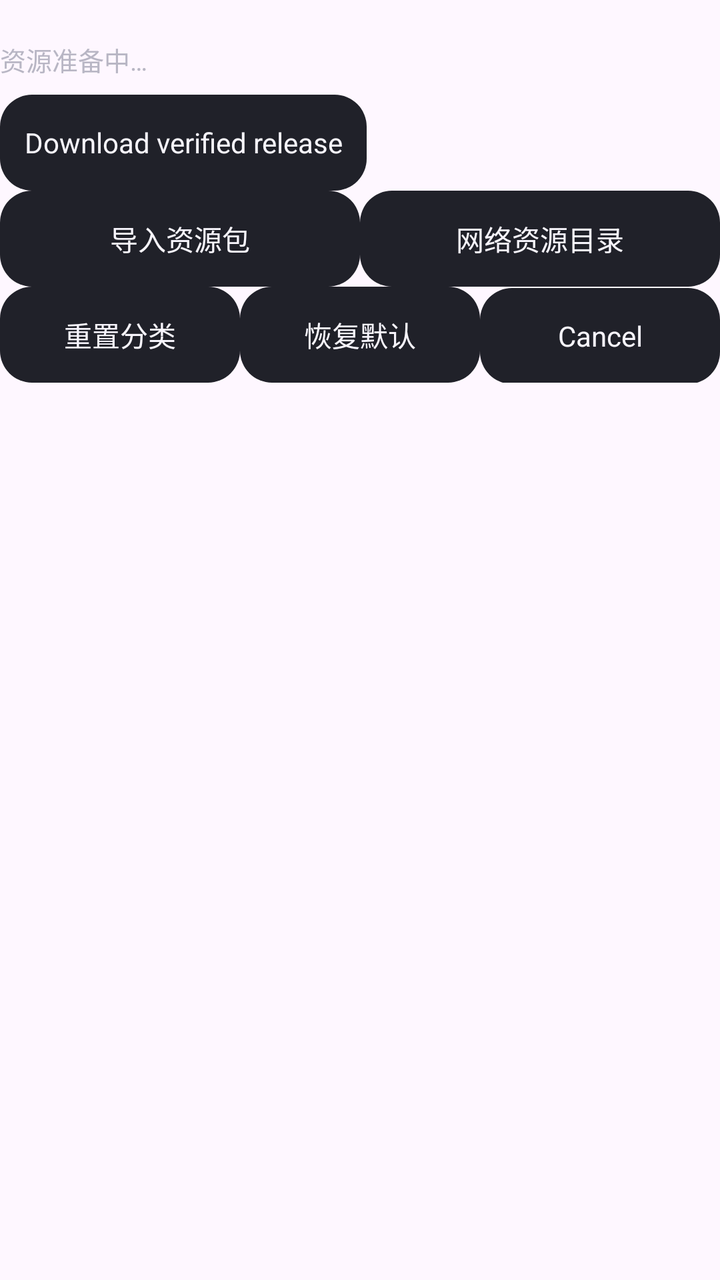
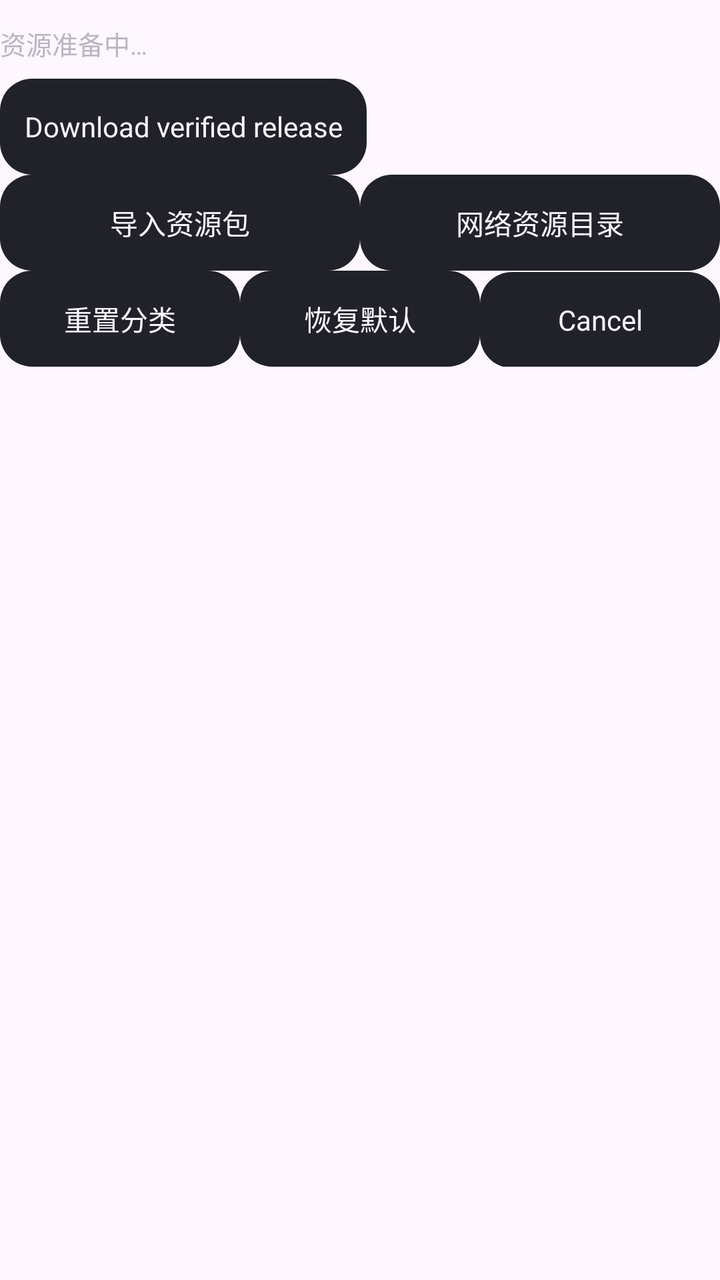

Before-and-after screenshots of an Android layout around one commit, followed by the original layout XML and the change that was made.
<!-- AndroidManifest.xml: application theme Theme.Beauty -->
<!-- res/layout/view_resource_center.xml -->
<LinearLayout xmlns:android="http://schemas.android.com/apk/res/android" android:layout_width="match_parent" android:layout_height="wrap_content" android:orientation="vertical" android:paddingVertical="8dp">
  <TextView android:id="@+id/resource_status" style="@style/CameraLabel" android:text="@string/resources_loading" android:accessibilityLiveRegion="polite" />
  <LinearLayout android:id="@+id/resource_management" android:layout_width="match_parent" android:layout_height="wrap_content" android:orientation="vertical">
    <TextView android:id="@+id/resource_delivery_receipt" style="@style/CameraLabel" android:textIsSelectable="true" android:visibility="gone" />
    <TextView android:id="@+id/resource_official" style="@style/CameraAction" android:text="@string/resources_official_download" />
    <LinearLayout android:layout_width="match_parent" android:layout_height="wrap_content">
      <TextView android:id="@+id/resource_import" style="@style/CameraAction" android:layout_width="0dp" android:layout_weight="1" android:text="@string/resources_import" />
      <TextView android:id="@+id/resource_online" style="@style/CameraAction" android:layout_width="0dp" android:layout_weight="1" android:text="@string/resources_online" />
    </LinearLayout>
    <LinearLayout android:layout_width="match_parent" android:layout_height="wrap_content">
      <TextView android:id="@+id/resource_reset" style="@style/CameraAction" android:layout_width="0dp" android:layout_weight="1" android:text="@string/resources_reset_category" />
      <TextView android:id="@+id/resource_defaults" style="@style/CameraAction" android:layout_width="0dp" android:layout_weight="1" android:text="@string/resources_defaults" />
      <TextView android:id="@+id/resource_cancel" style="@style/CameraAction" android:layout_width="0dp" android:layout_weight="1" android:text="@android:string/cancel" />
    </LinearLayout>
    <TextView android:id="@+id/resource_gesture_info" style="@style/CameraLabel" android:visibility="gone" />
    <TextView android:id="@+id/resource_gesture_apply" style="@style/CameraAction" android:text="@string/resources_gesture_apply" android:visibility="gone" />
    <TextView android:id="@+id/resource_gesture_clear" style="@style/CameraAction" android:text="@string/resources_gesture_clear" android:visibility="gone" />
    <TextView android:id="@+id/resource_apply_delivery" style="@style/CameraAction" android:text="@string/resources_apply_delivery" android:visibility="gone" />
  </LinearLayout>
  <TextView android:id="@+id/resource_empty" android:layout_width="match_parent" android:layout_height="wrap_content" android:padding="16dp" android:text="@string/resources_empty" android:textColor="@color/camera_muted" android:visibility="gone" />
  <TextView android:id="@+id/resource_none" android:layout_gravity="end" style="@style/CameraQuiet" android:text="@string/camera_category_off" android:visibility="gone" />
  <GridLayout android:id="@+id/resource_grid" android:layout_width="match_parent" android:layout_height="wrap_content" android:columnCount="3" />
</LinearLayout>
<!-- resources referenced by this layout -->
<resources>
  <color name="camera_muted">#B8B6C4</color>
  <string name="camera_category_off">Turn off this category</string>
  <string name="resources_apply_delivery">应用导入资源库的默认配置</string>
  <string name="resources_defaults">恢复默认</string>
  <string name="resources_empty">此分类暂无已安装素材，可前往首页资源中心添加。</string>
  <string name="resources_gesture_apply">应用导入的手势效果</string>
  <string name="resources_gesture_clear">清除手势效果</string>
  <string name="resources_import">导入资源包</string>
  <string name="resources_loading">资源准备中…</string>
  <string name="resources_official_download">Download verified release</string>
  <string name="resources_online">网络资源目录</string>
  <string name="resources_reset_category">重置分类</string>
  <style name="CameraAction"><item name="android:layout_width">wrap_content</item><item name="android:layout_height">wrap_content</item><item name="android:minWidth">48dp</item><item name="android:minHeight">48dp</item><item name="android:gravity">center</item><item name="android:padding">12dp</item><item name="android:textColor">@color/camera_text</item><item name="android:textSize">14sp</item><item name="android:background">@drawable/bg_camera_chip</item><item name="android:clickable">true</item><item name="android:focusable">true</item></style>
  <style name="CameraLabel"><item name="android:layout_width">match_parent</item><item name="android:layout_height">wrap_content</item><item name="android:textColor">@color/camera_muted</item><item name="android:textSize">13sp</item><item name="android:paddingTop">12dp</item><item name="android:paddingBottom">8dp</item></style>
  <style name="CameraQuiet" parent="CameraAction"><item name="android:background">@drawable/bg_camera_tab</item><item name="android:textSize">13sp</item><item name="android:paddingTop">6dp</item><item name="android:paddingBottom">6dp</item></style>
  <style name="Theme.Beauty" parent="Theme.Material3.DayNight.NoActionBar">
          <item name="colorPrimary">@color/primary</item>
          <item name="colorOnPrimary">@color/on_primary</item>
          <item name="android:statusBarColor">@android:color/transparent</item>
          <item name="android:navigationBarColor">@android:color/transparent</item>
          <item name="android:windowLightStatusBar">true</item>
      </style>
  <color name="camera_text">#F7F5FC</color>
  <!-- drawable bg_camera_chip (drawable) -->
  <selector xmlns:android="http://schemas.android.com/apk/res/android"><item android:state_selected="true"><shape><solid android:color="#483764"/><stroke android:width="1dp" android:color="@color/camera_accent"/><corners android:radius="16dp"/></shape></item><item><shape><solid android:color="@color/camera_panel"/><corners android:radius="16dp"/></shape></item></selector>
  <!-- drawable bg_camera_tab (drawable) -->
  <selector xmlns:android="http://schemas.android.com/apk/res/android">
    <item android:state_selected="true">
      <shape><solid android:color="#483764" /><corners android:radius="10dp" /><stroke android:color="@color/camera_accent" android:width="1dp" /></shape>
    </item>
    <item><shape><solid android:color="@android:color/transparent" /><corners android:radius="10dp" /></shape></item>
  </selector>
  <color name="primary">#1B5E20</color>
  <color name="on_primary">#FFFFFF</color>
  <color name="camera_accent">#BDA4FF</color>
  <color name="camera_panel">#202129</color>
</resources>

<!-- the commit's change to res/layout/view_resource_center.xml (unified diff, before → after) -->
@@ -1,4 +1,4 @@
-<LinearLayout xmlns:android="http://schemas.android.com/apk/res/android" android:layout_width="match_parent" android:layout_height="wrap_content" android:orientation="vertical" android:paddingVertical="8dp">
+<LinearLayout xmlns:android="http://schemas.android.com/apk/res/android" android:layout_width="match_parent" android:layout_height="match_parent" android:orientation="vertical" android:paddingTop="0dp">
   <TextView android:id="@+id/resource_status" style="@style/CameraLabel" android:text="@string/resources_loading" android:accessibilityLiveRegion="polite" />
   <LinearLayout android:id="@+id/resource_management" android:layout_width="match_parent" android:layout_height="wrap_content" android:orientation="vertical">
     <TextView android:id="@+id/resource_delivery_receipt" style="@style/CameraLabel" android:textIsSelectable="true" android:visibility="gone" />
@@ -19,5 +19,6 @@
   </LinearLayout>
   <TextView android:id="@+id/resource_empty" android:layout_width="match_parent" android:layout_height="wrap_content" android:padding="16dp" android:text="@string/resources_empty" android:textColor="@color/camera_muted" android:visibility="gone" />
   <TextView android:id="@+id/resource_none" android:layout_gravity="end" style="@style/CameraQuiet" android:text="@string/camera_category_off" android:visibility="gone" />
-  <GridLayout android:id="@+id/resource_grid" android:layout_width="match_parent" android:layout_height="wrap_content" android:columnCount="3" />
+  <FrameLayout android:id="@+id/resource_parameter_host" android:layout_width="match_parent" android:layout_height="0dp" android:layout_weight="1" android:visibility="gone" />
+  <androidx.recyclerview.widget.RecyclerView android:id="@+id/resource_grid" android:layout_width="match_parent" android:layout_height="0dp" android:layout_weight="1" android:clipToPadding="false" android:paddingBottom="8dp" android:scrollbars="none" />
 </LinearLayout>
